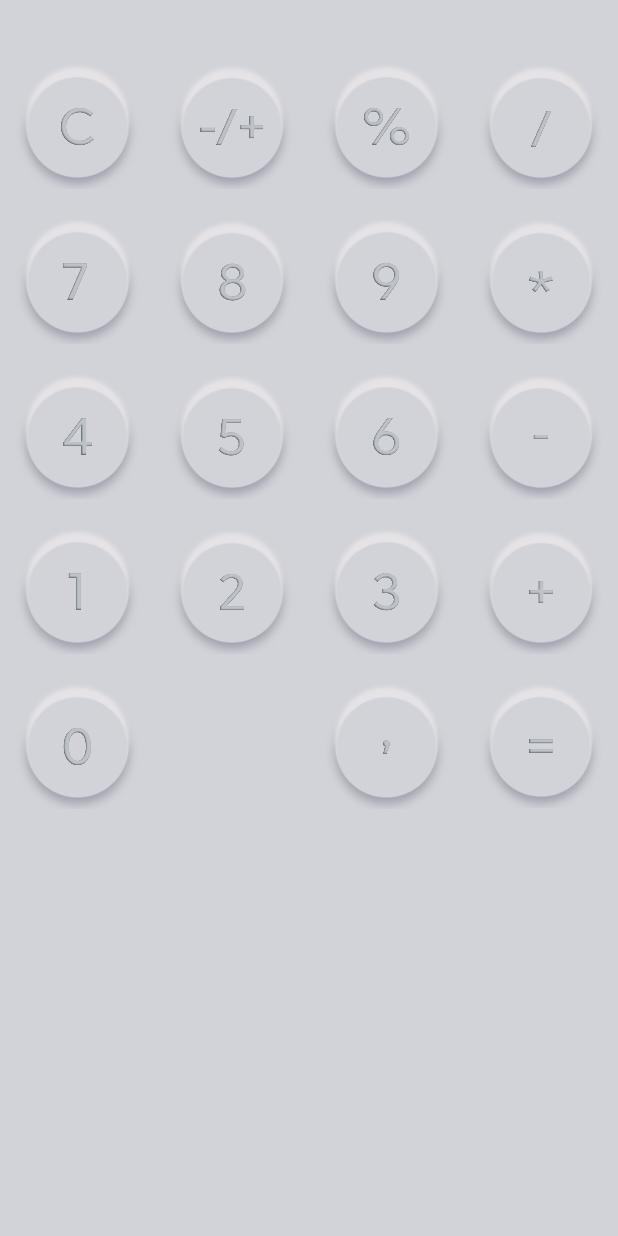
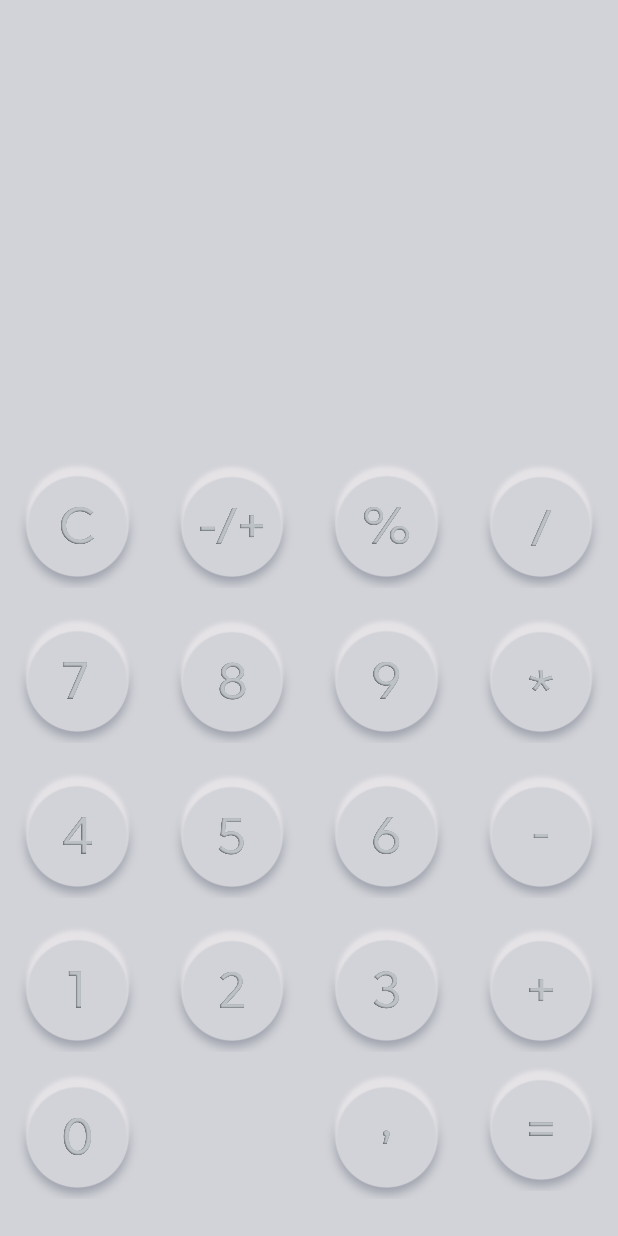
Before and after one commit to AvelAbel/calculator2, an Android app: the screen it shows after launch (MainActivity), on a phone screen of 412 x 824 dp. Run offline under Robolectric (Android 15) with nearby library versions, the light colour scheme and no system bars.

Commit message:
Кнопки смещены вниз

```diff
--- a/app/src/main/java/com/example/calculator2/MainActivity.kt
+++ b/app/src/main/java/com/example/calculator2/MainActivity.kt
@@ -24,8 +24,8 @@
         soundPool = SoundPool.Builder().setMaxStreams(2).build()  // Инициализируйте soundPool здесь
 
         // Здесь используйте soundPool
-        val sound1 = soundPool.load(this, R.raw.pressandpush, 1)
-        val sound2 = soundPool.load(this, R.raw.pressandpush, 1)
+        val sound1 = soundPool.load(this, R.raw.pressed, 1)
+        val sound2 = soundPool.load(this, R.raw.pressed, 1)
 
 
         setButtonTouchListener(
@@ -299,7 +299,7 @@
                 }
                 MotionEvent.ACTION_UP -> {
                     // Воспроизводим звук отпускания
-                    soundPool.play(soundUp, 1F, 1F, 0, 0, 1F)
+                    //soundPool.play(soundUp, 1F, 1F, 0, 0, 1F)
                     // Возвращаем исходную картинку
                     button.setImageResource(imageUp)
                     true
@@ -308,5 +308,4 @@
             }
         }
     }
-
 }
--- a/app/src/main/res/layout/activity_main.xml
+++ b/app/src/main/res/layout/activity_main.xml
@@ -26,7 +26,6 @@
         android:layout_margin="10dp"
         app:layout_constraintStart_toStartOf="parent"
         app:layout_constraintEnd_toStartOf="@+id/guideline1"
-        app:layout_constraintTop_toBottomOf="@+id/textView"
         app:layout_constraintBottom_toTopOf="@+id/barrier1" />
 
     <ImageView
@@ -40,7 +39,6 @@
         android:layout_margin="10dp"
         app:layout_constraintStart_toEndOf="@+id/guideline3"
         app:layout_constraintEnd_toEndOf="parent"
-        app:layout_constraintTop_toBottomOf="@+id/textView"
         app:layout_constraintBottom_toTopOf="@+id/barrier1" />
 
     <ImageView
@@ -52,10 +50,9 @@
         android:src="@drawable/unpressed1"
         android:adjustViewBounds="true"
         android:layout_margin="10dp"
-        app:layout_constraintBottom_toTopOf="@+id/barrier4"
         app:layout_constraintEnd_toStartOf="@+id/guideline1"
         app:layout_constraintStart_toStartOf="parent"
-        app:layout_constraintTop_toBottomOf="@+id/barrier3" />
+        app:layout_constraintBottom_toTopOf="@+id/barrier4" />
 
     <ImageView
         android:id="@+id/button2"
@@ -68,8 +65,7 @@
         android:layout_margin="10dp"
         app:layout_constraintStart_toStartOf="@+id/guideline1"
         app:layout_constraintEnd_toStartOf="@+id/guideline2"
-        app:layout_constraintTop_toBottomOf="@+id/barrier3"
-        app:layout_constraintBottom_toTopOf="@+id/barrier4" />
+        app:layout_constraintBottom_toTopOf="@+id/barrier4"/>
 
     <ImageView
         android:id="@+id/button3"
@@ -82,8 +78,7 @@
         android:layout_margin="10dp"
         app:layout_constraintStart_toStartOf="@+id/guideline2"
         app:layout_constraintEnd_toStartOf="@+id/guideline3"
-        app:layout_constraintTop_toBottomOf="@+id/barrier3"
-        app:layout_constraintBottom_toTopOf="@+id/barrier4" />
+        app:layout_constraintBottom_toTopOf="@+id/barrier4"/>
 
     <ImageView
         android:id="@+id/button4"
@@ -178,9 +173,10 @@
         android:src="@drawable/unpressed0"
         android:adjustViewBounds="true"
         android:layout_margin="10dp"
+        app:layout_constraintTop_toBottomOf="@+id/barrier4"
+        app:layout_constraintBottom_toTopOf="@+id/barrier5"
         app:layout_constraintStart_toStartOf="parent"
-        app:layout_constraintEnd_toStartOf="@+id/guideline1"
-        app:layout_constraintTop_toBottomOf="@+id/barrier4" />
+        app:layout_constraintEnd_toStartOf="@+id/guideline1"/>
 
     <ImageView
         android:id="@+id/buttonPercent"
@@ -193,7 +189,6 @@
         android:layout_margin="10dp"
         app:layout_constraintStart_toEndOf="@+id/guideline2"
         app:layout_constraintEnd_toStartOf="@+id/guideline3"
-        app:layout_constraintTop_toBottomOf="@+id/textView"
         app:layout_constraintBottom_toTopOf="@+id/barrier1" />
 
     <ImageView
@@ -208,7 +203,8 @@
         app:layout_constraintStart_toEndOf="@+id/guideline3"
         app:layout_constraintEnd_toEndOf="parent"
         app:layout_constraintTop_toBottomOf="@+id/barrier3"
-        app:layout_constraintBottom_toTopOf="@+id/barrier4" />
+        app:layout_constraintBottom_toTopOf="@+id/barrier4"/>
+
 
     <ImageView
         android:id="@+id/buttonMinus"
@@ -247,9 +243,10 @@
         android:src="@drawable/unpressed_dot"
         android:adjustViewBounds="true"
         android:layout_margin="10dp"
+        app:layout_constraintTop_toBottomOf="@+id/barrier4"
+        app:layout_constraintBottom_toTopOf="@+id/barrier5"
         app:layout_constraintStart_toEndOf="@+id/guideline2"
-        app:layout_constraintEnd_toStartOf="@+id/guideline3"
-        app:layout_constraintTop_toBottomOf="@+id/barrier4" />
+        app:layout_constraintEnd_toStartOf="@+id/guideline3"/>
 
     <ImageView
         android:id="@+id/buttonEquals"
@@ -260,10 +257,10 @@
         android:src="@drawable/unpressed_equall"
         android:adjustViewBounds="true"
         android:layout_margin="10dp"
-        app:layout_constraintStart_toEndOf="@+id/guideline3"
+        app:layout_constraintStart_toStartOf="@id/guideline3"
         app:layout_constraintEnd_toEndOf="parent"
-        app:layout_constraintTop_toBottomOf="@+id/barrier4"
         app:layout_constraintBottom_toTopOf="@+id/barrier5" />
+
 
     <ImageView
         android:id="@+id/buttonPlusMinus"
@@ -276,7 +273,6 @@
         android:layout_margin="10dp"
         app:layout_constraintStart_toEndOf="@+id/guideline1"
         app:layout_constraintEnd_toStartOf="@+id/guideline2"
-        app:layout_constraintTop_toBottomOf="@+id/textView"
         app:layout_constraintBottom_toTopOf="@+id/barrier1" />
 
 
@@ -313,28 +309,35 @@
         android:id="@+id/barrier2"
         android:layout_width="wrap_content"
         android:layout_height="wrap_content"
-        app:barrierDirection="bottom"
-        app:constraint_referenced_ids="button7" />
+        app:barrierDirection="top"
+        app:constraint_referenced_ids="buttonMinus" />
 
     <androidx.constraintlayout.widget.Barrier
         android:id="@+id/barrier3"
         android:layout_width="wrap_content"
         android:layout_height="wrap_content"
-        app:barrierDirection="bottom"
-        app:constraint_referenced_ids="button4" />
+        app:barrierDirection="top"
+        app:constraint_referenced_ids="buttonPlus" />
 
     <androidx.constraintlayout.widget.Barrier
         android:id="@+id/barrier4"
         android:layout_width="wrap_content"
         android:layout_height="wrap_content"
-        app:barrierDirection="bottom"
-        app:constraint_referenced_ids="button1" />
+        app:barrierDirection="top"
+        app:constraint_referenced_ids="buttonEquals" />
+
+    <View
+        android:id="@+id/spacer"
+        android:layout_width="match_parent"
+        android:layout_height="20dp"
+        app:layout_constraintBottom_toBottomOf="parent" />
 
     <androidx.constraintlayout.widget.Barrier
         android:id="@+id/barrier5"
         android:layout_width="wrap_content"
         android:layout_height="wrap_content"
-        app:barrierDirection="bottom"
-        app:constraint_referenced_ids="button0" />
+        app:barrierDirection="top"
+        app:constraint_referenced_ids="spacer" />
+
 
 </androidx.constraintlayout.widget.ConstraintLayout>
```
Also changed, not shown: 3 other files.
